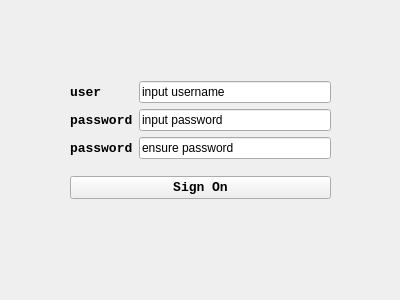
The window that PokemonClient/signon.ui (XiaoyuWang-BUPT/Pokemon) describes before a commit, drawn with Qt 5.
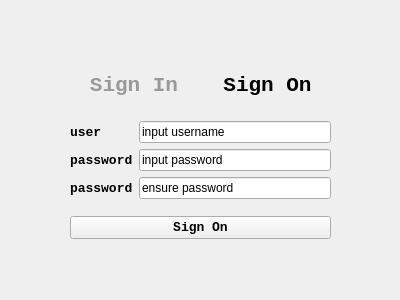
The same window after the commit.

```diff
--- a/PokemonClient/signon.ui
+++ b/PokemonClient/signon.ui
@@ -17,7 +17,7 @@
    <property name="geometry">
     <rect>
      <x>70</x>
-     <y>70</y>
+     <y>110</y>
      <width>261</width>
      <height>141</height>
     </rect>
@@ -127,6 +127,63 @@
     </item>
    </layout>
   </widget>
+  <widget class="QWidget" name="">
+   <property name="geometry">
+    <rect>
+     <x>70</x>
+     <y>60</y>
+     <width>261</width>
+     <height>51</height>
+    </rect>
+   </property>
+   <layout class="QHBoxLayout" name="horizontalLayout_2">
+    <item>
+     <widget class="QPushButton" name="topButtonSignIn">
+      <property name="font">
+       <font>
+        <family>Consolas</family>
+        <pointsize>16</pointsize>
+        <weight>75</weight>
+        <bold>true</bold>
+       </font>
+      </property>
+      <property name="styleSheet">
+       <string notr="true">color : rgb(153,153,153);</string>
+      </property>
+      <property name="text">
+       <string>Sign In</string>
+      </property>
+      <property name="flat">
+       <bool>true</bool>
+      </property>
+     </widget>
+    </item>
+    <item>
+     <widget class="QPushButton" name="topButtonSignOn">
+      <property name="enabled">
+       <bool>false</bool>
+      </property>
+      <property name="font">
+       <font>
+        <family>Consolas</family>
+        <pointsize>16</pointsize>
+        <weight>75</weight>
+        <bold>true</bold>
+       </font>
+      </property>
+      <property name="styleSheet">
+       <string notr="true">color : rgb(0, 0, 0);</string>
+      </property>
+      <property name="text">
+       <string>Sign On</string>
+      </property>
+      <property name="flat">
+       <bool>true</bool>
+      </property>
+     </widget>
+    </item>
+   </layout>
+  </widget>
  </widget>
  <resources/>
  <connections/>
```
